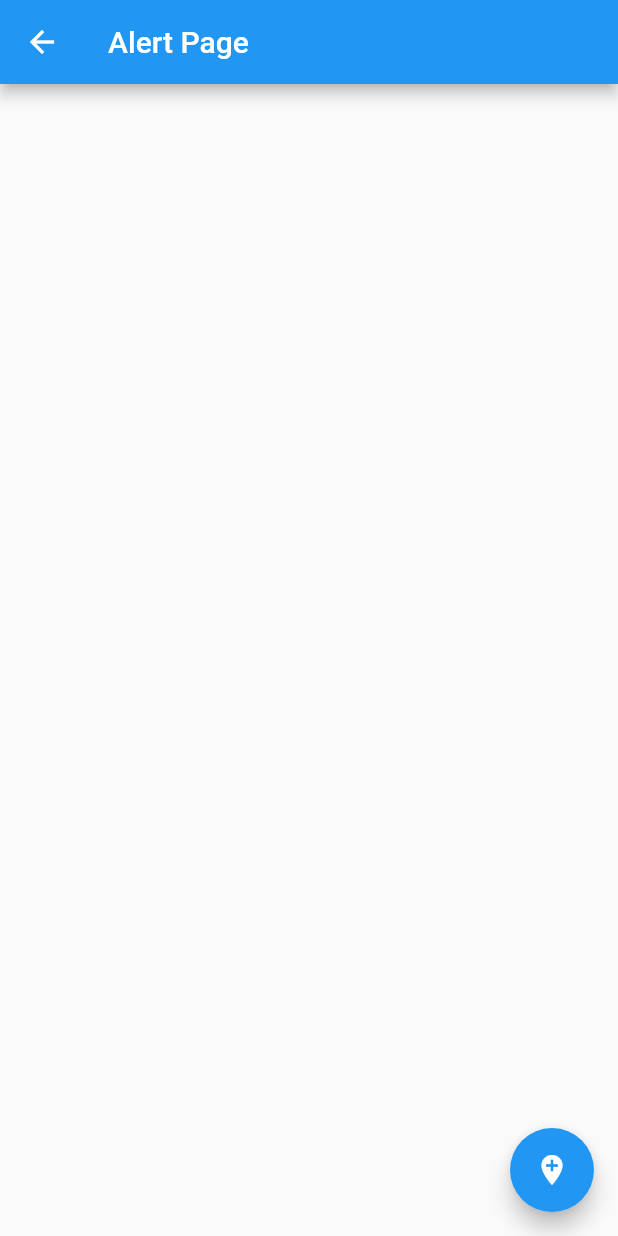
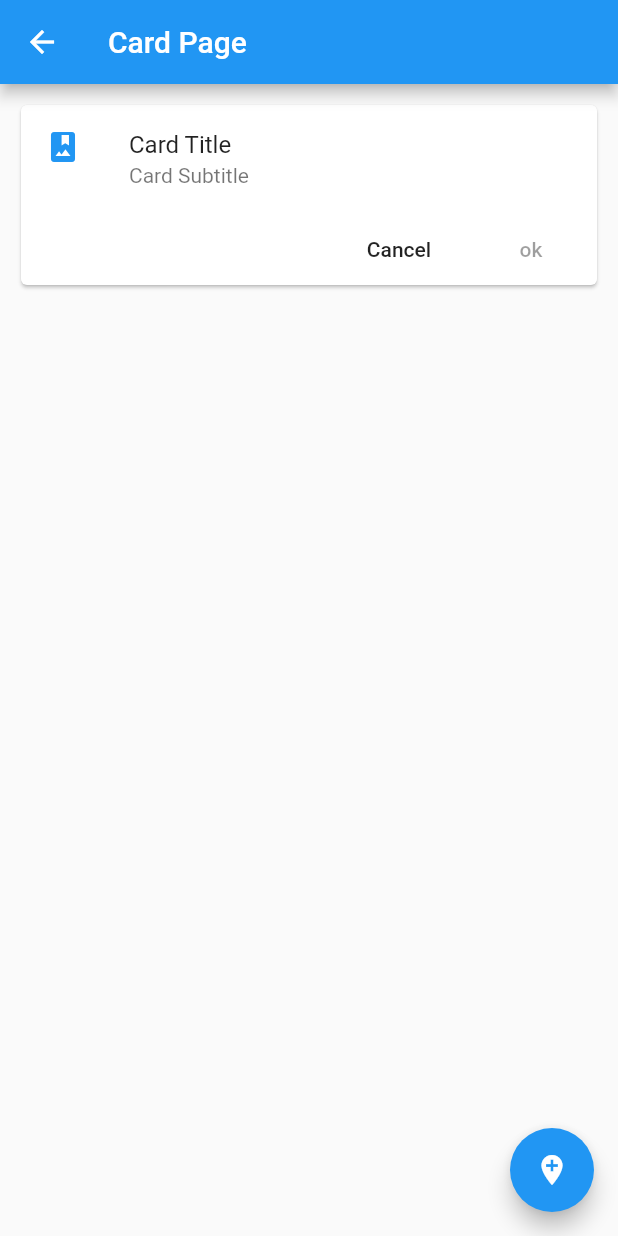
Before and after one commit to NepCode/components_app, a Flutter app: the screen it shows after launch, after a tap on "Cards", on a phone screen of 412 x 824 dp. Run offline on Flutter 3.47's test engine with Material 2 defaults, Android fonts, the phone set to English and light mode, and no system bars.

Commit message:
cards added

```diff
--- /dev/null
+++ b/lib/src/pages/card_page.dart
@@ -0,0 +1,49 @@
+import 'package:flutter/material.dart';
+
+
+class CardPage extends StatelessWidget {
+
+  @override
+  Widget build(BuildContext context) {
+    return Scaffold(
+      appBar: AppBar(
+        title: Text('Card Page'),
+      ),
+      body: ListView(
+        //padding: EdgeInsets.symmetric(horizontal: 50.0, vertical: 10),
+        padding: EdgeInsets.all(10.0),
+        children: <Widget>[
+           _cardType1()
+        ],
+      ),
+      floatingActionButton: FloatingActionButton(
+        child: Icon(Icons.add_location),
+        onPressed: () {
+          Navigator.pop(context);
+        },
+      ),
+    );
+  }
+
+  Widget _cardType1() {
+
+    return Card(
+      child: Column(
+        children: <Widget>[
+          ListTile(
+            leading: Icon(Icons.photo_album, color: Colors.blue,),
+            title: Text('Card Title'),
+            subtitle: Text('Card Subtitle'),
+          ),
+          Row(
+            mainAxisAlignment: MainAxisAlignment.end,
+            children: <Widget>[
+              FlatButton(onPressed: () { }, child: Text('Cancel')),
+              FlatButton(onPressed: null, child: Text('ok'))
+            ],
+          )
+        ],
+      ),
+    );
+  }
+}
--- a/lib/src/routes/routes.dart
+++ b/lib/src/routes/routes.dart
@@ -1,6 +1,7 @@
 import 'package:flutter/material.dart';
 import 'package:flutter_app_components/src/pages/alert_page.dart';
 import 'package:flutter_app_components/src/pages/avatar_page.dart';
+import 'package:flutter_app_components/src/pages/card_page.dart';
 import 'package:flutter_app_components/src/pages/home_page.dart';
 
 
@@ -11,6 +12,7 @@ Map<String, WidgetBuilder> getApplicationRoutes(){
     '/' : (BuildContext context) => HomePage(),
     'alert' : (BuildContext context) => AlertPage(),
     'avatar' : (BuildContext context) => AvatarPage(),
+    'card' : (BuildContext context) => CardPage(),
   };
 
 
```
